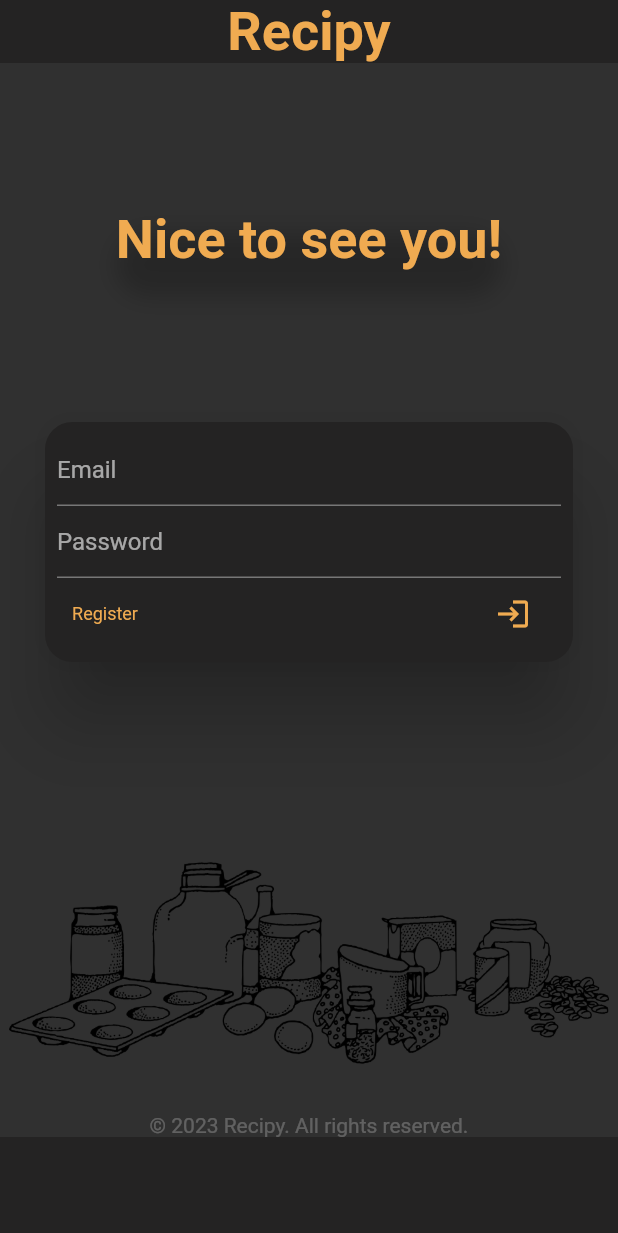
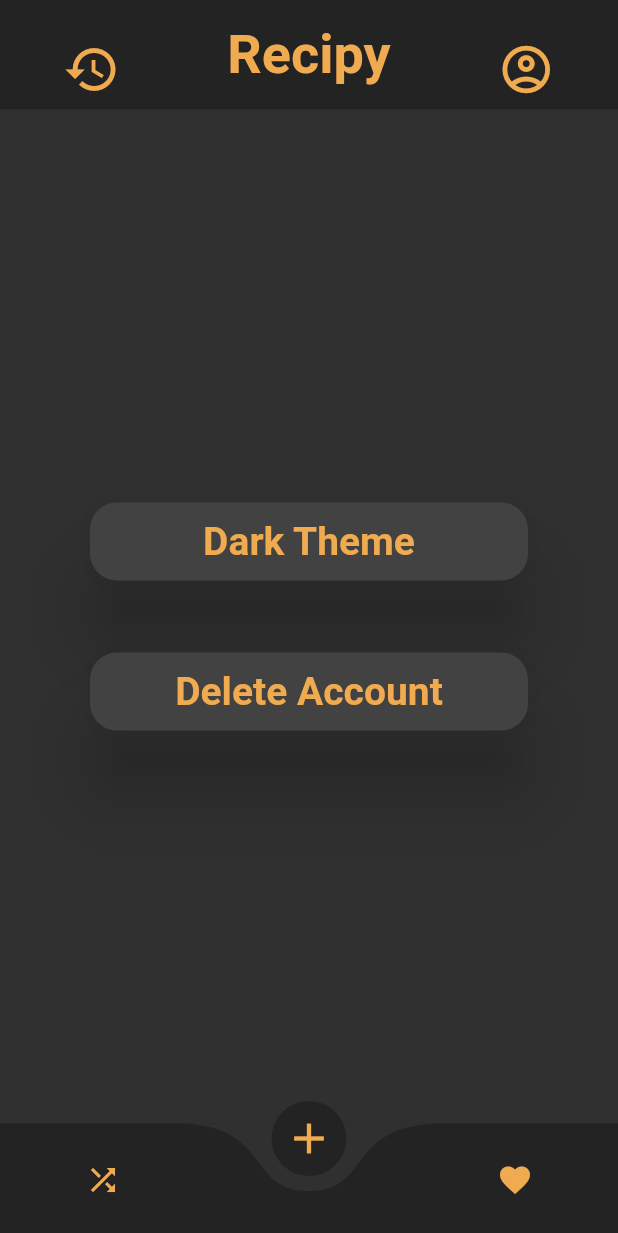
Before and after one commit to Vem0n/recipy, a Flutter app: the screen it shows after launch, on a phone screen of 412 x 824 dp. Shown: the top 1233 px of the screen. Run offline on Flutter 3.47's test engine with Material 2 defaults, Android fonts, the phone set to English and light mode, and no system bars; drawn by our look-alikes of curved_navigation_bar; our stand-ins replace dio, flutter_spinkit, jwt_decoder, shared_preferences; Roboto replaces fonts that are missing (OpenSans).

Commit message:
Frontend logic
Added user validation, instant theme change

```diff
--- a/frontend/recipy/lib/main.dart
+++ b/frontend/recipy/lib/main.dart
@@ -5,12 +5,12 @@ import 'package:provider/provider.dart';
 import 'theme.dart';
 import 'login.dart';
 import 'register.dart';
-import 'home_page.dart';
 import 'favourite.dart';
 import 'search_page.dart';
 import 'result_page.dart';
 import 'random_choice_page.dart';
 import 'recipe_page.dart';
+import 'settingsPage.dart';
 
 void main() {
   WidgetsFlutterBinding.ensureInitialized();
@@ -26,7 +26,7 @@ class MainApp extends StatefulWidget {
 }
 
 class _MainAppState extends State<MainApp> {
-  int currentIndex = 3;
+  int currentIndex = 7;
   int navbarState = 0;
   int defaultNavbarIndex = 1;
 
@@ -44,13 +44,13 @@ class _MainAppState extends State<MainApp> {
 
     pages = [
       RandomChoicePage(updateIndex: updateCurrentIndex),
-      HomePage(updateIndex: updateCurrentIndex),
+      SearchPage(updateIndex: updateCurrentIndex),
       FavouritePage(updateIndex: updateCurrentIndex),
       LoginPage(updateIndex: updateCurrentIndex),
       RegistrationPage(updateIndex: updateCurrentIndex),
-      SearchPage(updateIndex: updateCurrentIndex),
       ResultPage(updateIndex: updateCurrentIndex),
       RecipePage(updateIndex: updateCurrentIndex),
+      settingsPage(),
     ];
   }
 
@@ -96,7 +96,7 @@ class _MainAppState extends State<MainApp> {
                           padding: const EdgeInsets.only(top: 19),
                           child: TextButton(
                             onPressed: () {
-                              debugPrint('One pole killed');
+                              updateCurrentIndex(7);
                             },
                             child: IconTheme(
                               data: themeModel.currentTheme.iconTheme,
--- /dev/null
+++ b/frontend/recipy/lib/settingsPage.dart
@@ -0,0 +1,81 @@
+import 'package:flutter/material.dart';
+import 'package:shared_preferences/shared_preferences.dart';
+import 'theme.dart';
+import 'package:provider/provider.dart';
+
+class settingsPage extends StatefulWidget {
+  const settingsPage({super.key});
+
+  @override
+  State<settingsPage> createState() => _settingsPageState();
+}
+
+class _settingsPageState extends State<settingsPage> {
+  String theme = 'Dark';
+
+  void themeButtonHandler() async {
+    final SharedPreferences prefs = await SharedPreferences.getInstance();
+
+    if (theme == 'Dark') {
+      setState(() {
+        theme = 'Light';
+      });
+      prefs.setString('theme', theme);
+    } else if (theme == 'Light') {
+      setState(() {
+        theme = 'Dark';
+      });
+      prefs.setString('theme', theme);
+    }
+  }
+
+  @override
+  Widget build(BuildContext context) {
+    final themeModel = context.watch<ThemeModel>();
+    return Container(
+      color: themeModel.currentTheme.primaryColor,
+      child: Column(
+        mainAxisAlignment: MainAxisAlignment.center,
+        children: [
+          SizedBox(
+            width: 300,
+            height: 60,
+            child: Card(
+              shape: RoundedRectangleBorder(
+                  borderRadius: BorderRadius.circular(18)),
+              elevation: 22,
+              child: TextButton(
+                onPressed: () {
+                  themeButtonHandler();
+                },
+                child: Text(
+                  '$theme Theme',
+                  style: themeModel.currentTheme.textTheme.displayMedium,
+                ),
+              ),
+            ),
+          ),
+          const SizedBox(
+            height: 40,
+          ),
+          SizedBox(
+            width: 300,
+            height: 60,
+            child: Card(
+              shape: RoundedRectangleBorder(
+                  borderRadius: BorderRadius.circular(18)),
+              elevation: 22,
+              child: TextButton(
+                onPressed: () {},
+                child: Text(
+                  'Delete Account',
+                  style: themeModel.currentTheme.textTheme.displayMedium,
+                ),
+              ),
+            ),
+          )
+        ],
+      ),
+    );
+  }
+}
--- a/frontend/recipy/lib/theme.dart
+++ b/frontend/recipy/lib/theme.dart
@@ -1,8 +1,9 @@
 import 'package:flutter/material.dart';
 import 'package:provider/provider.dart';
+import 'package:shared_preferences/shared_preferences.dart';
+import 'dart:async';
 
 class ThemeModel extends ChangeNotifier {
-  // Define your colors here
   static const Color primaryColorLight = Color.fromARGB(255, 225, 225, 225);
   static const Color primaryColorDark = Color.fromARGB(255, 48, 48, 48);
   static const Color secondaryColorLight = Color.fromARGB(255, 206, 200, 200);
@@ -13,13 +14,38 @@ class ThemeModel extends ChangeNotifier {
   static const Color darkThemeEnabledColor = Color.fromARGB(255, 132, 145, 60);
 
   ThemeData _currentTheme = _buildDarkTheme();
+  Timer? _themeControllerTimer;
 
   ThemeData get currentTheme => _currentTheme;
 
-  void setTheme(bool isDarkMode) {
-    _currentTheme = isDarkMode ? _buildDarkTheme() : _buildLightTheme();
+  ThemeModel() {
+    _loadTheme();
+    _startWatchingThemeChanges();
+  }
+
+  void _loadTheme() async {
+    final SharedPreferences prefs = await SharedPreferences.getInstance();
+    String? themeController = prefs.getString('theme');
+    if (themeController == 'Dark') {
+      _currentTheme = _buildDarkTheme();
+    } else if (themeController == 'Light') {
+      _currentTheme = _buildLightTheme();
+    }
     notifyListeners();
   }
+
+  void _startWatchingThemeChanges() {
+    _themeControllerTimer = Timer.periodic(Duration(seconds: 1), (_) {
+      _loadTheme();
+    });
+  }
+
+  @override
+  void dispose() {
+    _themeControllerTimer?.cancel();
+    super.dispose();
+  }
+
 
   static ThemeData _buildLightTheme() {
     return ThemeData(
@@ -48,7 +74,6 @@ class ThemeModel extends ChangeNotifier {
               fontWeight: FontWeight.normal,
               fontFamily: 'OpenSans',
               color: lightThemeTextColor)),
-      // Define other light theme properties
     );
   }
 
@@ -81,9 +106,7 @@ class ThemeModel extends ChangeNotifier {
                 color: darkThemeTextColor)),
         floatingActionButtonTheme: const FloatingActionButtonThemeData(
             backgroundColor: darkThemeDisabledColor,
-            splashColor: darkThemeEnabledColor)
-        // Define other dark theme properties
-        );
+            splashColor: darkThemeEnabledColor));
   }
 }
 
--- a/frontend/recipy/pubspec.yaml
+++ b/frontend/recipy/pubspec.yaml
@@ -13,6 +13,12 @@ dependencies:
   provider: ^6.0.1
   curved_navigation_bar: ^1.0.3
   dio: ^5.2.0+1
+  flutter_spinkit: ^5.1.0
+  shared_preferences: ^2.0.8
+  jwt_decoder:
+    git:
+      url: https://github.com/gustavo0197/dart-jwt-decoder
+      ref: master
 
 dev_dependencies:
   flutter_test:
```
Also changed, not shown: frontend/recipy/lib/home_page.dart (deleted, +0 -31 lines), frontend/recipy/lib/login.dart (+58 -5 lines), frontend/recipy/lib/search_page.dart (+10 -0 lines).
